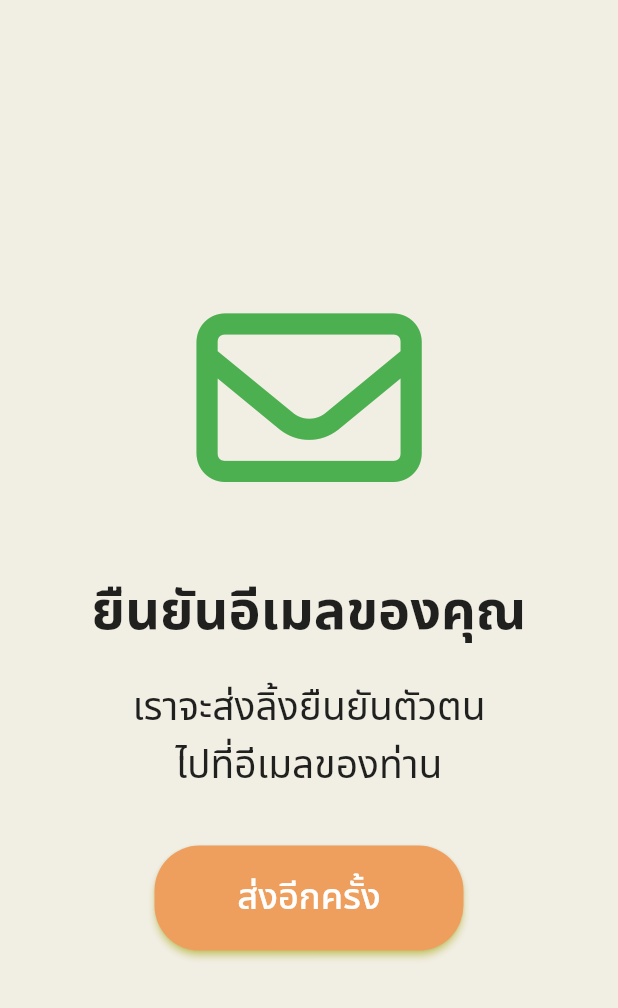
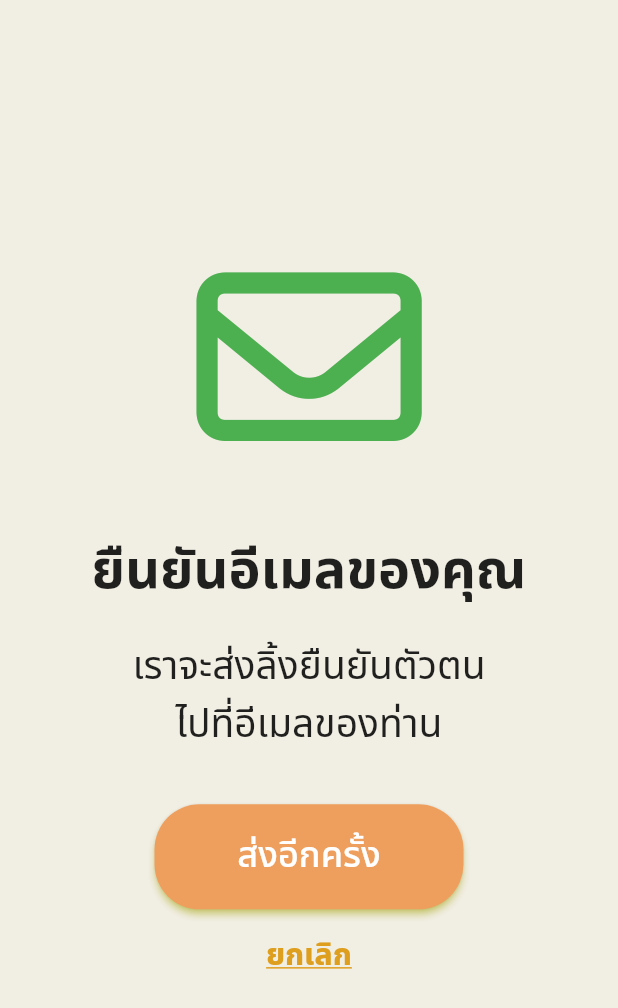
Before and after one commit to AINutritionProject/KinDeeUDee, a Flutter app: the VerifyPage screen opened directly, on a phone screen of 412 x 824 dp. Shown: the top 1008 px of the screen. Run offline on Flutter 3.47's test engine with Material 2 defaults, Android fonts, the phone set to English and light mode, and no system bars; our stand-ins replace camera, cloud_firestore, csv, dotted_border, email_validator, firebase_auth and 9 more; missing offline and left inert: tflite_flutter; accounts and stored records are empty; project files that could hold a hidden picture were left out.

Commit message:
use email verifaction in verify_page.dary

```diff
--- a/lib/pages/verify_page.dart
+++ b/lib/pages/verify_page.dart
@@ -1,9 +1,84 @@
+import 'dart:async';
+
 import 'package:flutter/material.dart';
 import 'package:font_awesome_flutter/font_awesome_flutter.dart';
 import 'package:appfood2/auth.dart';
+import 'package:appfood2/pages/register_success.dart';
+import 'package:appfood2/widgets/error_dialog.dart';
 
-class VerifyPage extends StatelessWidget {
+class VerifyPage extends StatefulWidget {
   const VerifyPage({super.key});
+
+  @override
+  State<VerifyPage> createState() => _VerifyPageState();
+}
+
+class _VerifyPageState extends State<VerifyPage> {
+  bool isEmailVerified = false;
+  bool canResendEmail = true;
+  late Timer timer;
+
+  Future emailVerification() async {
+    setState(() {
+      isEmailVerified = Auth().emailIsVerified();
+    });
+  }
+
+  void _showDialog(String errorCode) {
+    String errorString = "พบปัญหาโปรดลองอีกครั้ง";
+    if (errorCode == "too-many-requests") {
+      errorString = "ส่งอีเมลซ้ำหลายครั้ง\nโปรดลองอีกครั้งในภายหลัง";
+    }
+    showDialog(
+      context: context,
+      builder: (context) {
+        return ErrorDialog(errorString: errorString);
+      },
+    );
+  }
+
+  void _sendVerificationEmail() {
+    var result = Auth().sendVerificationEmail();
+    result.then((errorCode) {
+      if (errorCode != null) {
+        _showDialog(errorCode);
+      }
+    });
+  }
+
+  @override
+  void initState() {
+    isEmailVerified = Auth().emailIsVerified();
+
+    if (!isEmailVerified) {
+      _sendVerificationEmail();
+
+      timer = Timer.periodic(const Duration(seconds: 3), (timer) async {
+        Auth().reloadUser();
+        setState(() {
+          isEmailVerified = Auth().emailIsVerified();
+        });
+
+        if (isEmailVerified) {
+          Navigator.pushReplacement(
+            context,
+            MaterialPageRoute(
+              builder: (context) => const RegisterSuccesPage(),
+            ),
+          );
+          timer.cancel();
+        }
+      });
+    }
+    super.initState();
+  }
+
+  @override
+  void dispose() {
+    timer.cancel();
+
+    super.dispose();
+  }
 
   @override
   Widget build(BuildContext context) {
@@ -47,16 +122,44 @@ class VerifyPage extends StatelessWidget {
                   0.25,
               child: ElevatedButton(
                 style: ElevatedButton.styleFrom(
-                    backgroundColor: const Color.fromARGB(255, 238, 158, 93),
+                    backgroundColor: canResendEmail
+                        ? const Color.fromARGB(255, 238, 158, 93)
+                        : Colors.grey,
                     minimumSize: const Size.fromHeight(70),
                     shadowColor: Colors.yellowAccent,
                     shape: RoundedRectangleBorder(
                       borderRadius: BorderRadius.circular(30.0),
                     )),
-                onPressed: () {},
+                onPressed: () async {
+                  if (canResendEmail) {
+                    setState(() {
+                      canResendEmail = false;
+                    });
+                    _sendVerificationEmail();
+                    await Future.delayed(const Duration(seconds: 30));
+                    setState(() {
+                      canResendEmail = true;
+                    });
+                  }
+                },
                 child: const Text(
                   'ส่งอีกครั้ง',
                   style: TextStyle(fontSize: 24),
+                ),
+              ),
+            ),
+            Container(
+              padding: const EdgeInsets.only(top: 7),
+              child: TextButton(
+                onPressed: () => Auth().signOut(),
+                child: const Text(
+                  "ยกเลิก",
+                  style: TextStyle(
+                    decoration: TextDecoration.underline,
+                    fontSize: 20,
+                    color: Color.fromARGB(255, 222, 158, 30),
+                    fontWeight: FontWeight.w800,
+                  ),
                 ),
               ),
             )
```
Also changed, not shown: lib/pages/register.dart (+8 -7 lines).
